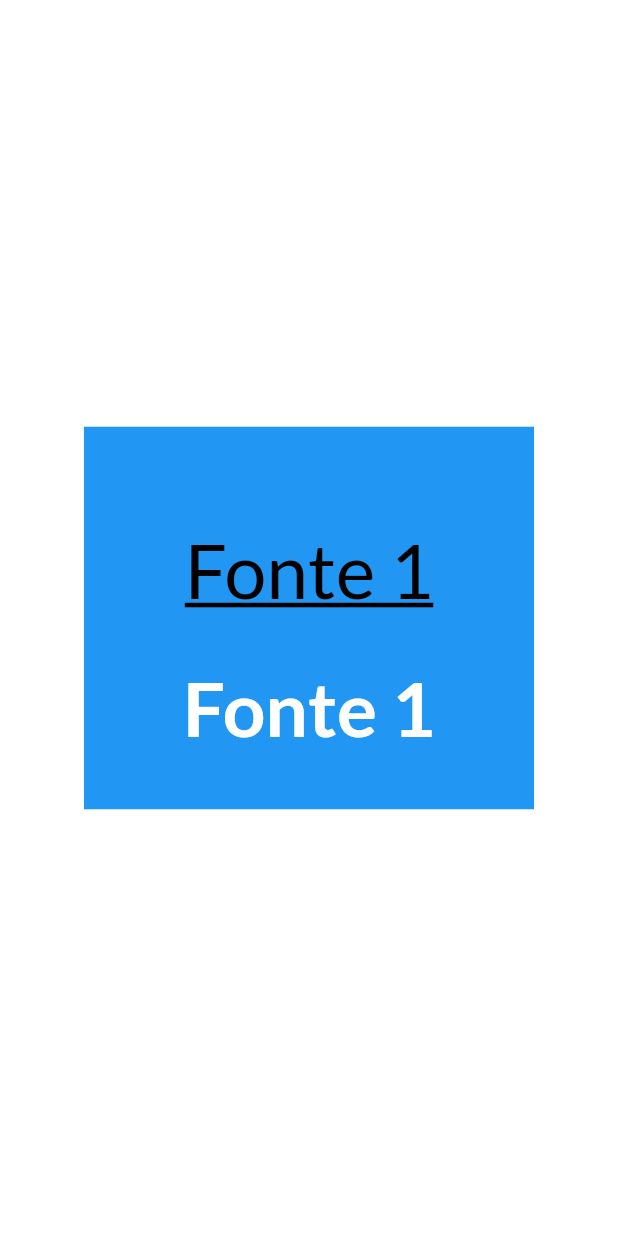
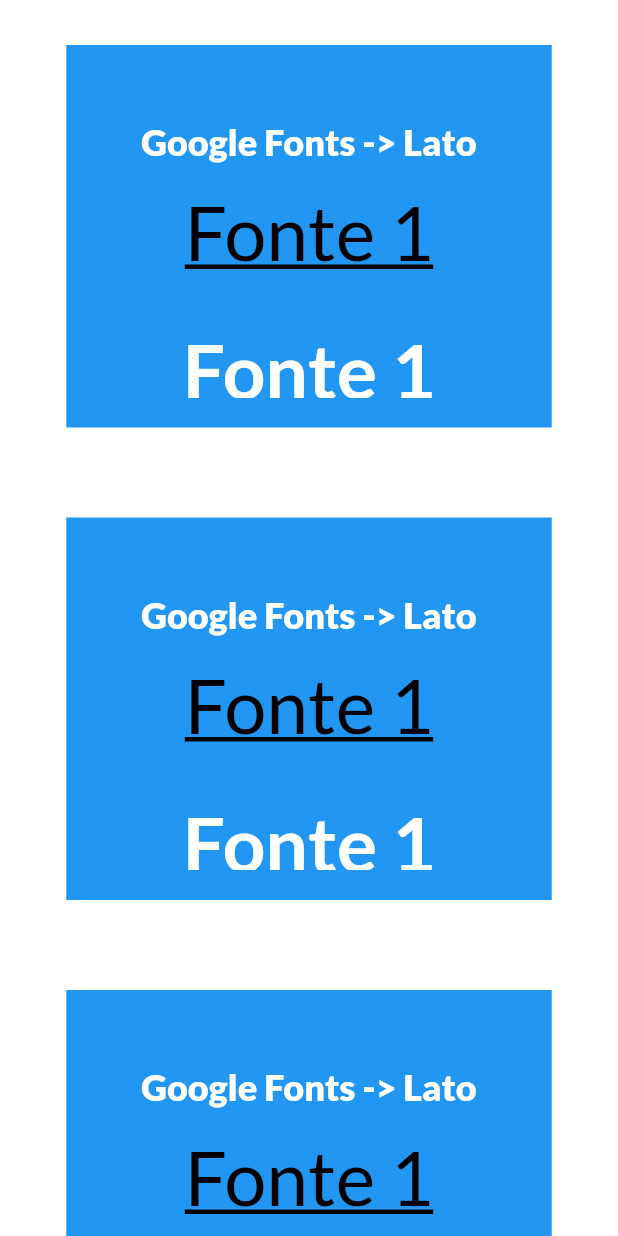
Before and after one commit to ireero/nessa_fonte, a Flutter app: the screen it shows after launch, after a tap on "Nessa Fonte", on a phone screen of 412 x 824 dp. Run offline on Flutter 3.47's test engine with Material 2 defaults, Android fonts, the light colour scheme and no system bars; our stand-ins replace google_fonts.

Commit message:
Ajustando Colunas responsáveis pela página de visualização das fontes.

```diff
--- a/lib/first_page.dart
+++ b/lib/first_page.dart
@@ -1,5 +1,6 @@
 import 'package:flutter/material.dart';
 import 'package:google_fonts/google_fonts.dart';
+import 'package:nessa_fonte/font_sware.dart';
 
 
 class FirstPage extends StatelessWidget {
@@ -13,68 +14,11 @@
     return Container(
       color: Colors.white,
       child: Center(
-        child: Container(
-          color: Colors.blue,
-          padding: const EdgeInsets.all(20),
-          height: 255,
-          child: SingleChildScrollView(
-            padding: const EdgeInsets.all(30),
-            scrollDirection: Axis.vertical,
-                  child: Column(
-                    mainAxisSize: MainAxisSize.min,
-                    mainAxisAlignment: MainAxisAlignment.spaceAround,
-                    children:  <Widget> [
-                      Padding(
-                        padding: const EdgeInsets.all(8.0),
-                        child: TextButton(
-                          onPressed: (){},
-                          child: Text('Fonte 1', style: GoogleFonts.lato(
-                            color: Colors.black,
-                            fontSize: 50,
-                            decoration: TextDecoration.underline,
-                            decorationColor: Colors.black,
-                          ),),
-                        ),
-                      ),
-                      Padding(
-                        padding: const EdgeInsets.all(8.0),
-                        child: TextButton(
-                          onPressed: () {},
-                          child: Text('Fonte 1', style: GoogleFonts.lato(
-                            color: Colors.white,
-                            fontSize: 50,
-                            fontWeight: FontWeight.bold,
-                            decoration: TextDecoration.none,
-                          ),),
-                        ),
-                      ),
-                      Padding(
-                        padding: const EdgeInsets.all(8.0),
-                        child: TextButton(
-                          onPressed: () {},
-                          child: Text('Fonte 1', style: GoogleFonts.lato(
-                            color: Colors.black,
-                            fontSize: 50,
-                            decoration: TextDecoration.none,
-                          ),),
-                        ),
-                      ),
-                      Padding(
-                        padding: const EdgeInsets.all(8.0),
-                        child: TextButton(
-                          onPressed: () {},
-                          child: Text('Fonte 1', style: GoogleFonts.lato(
-                            color: Colors.white,
-                            fontSize: 50,
-                            fontStyle: FontStyle.italic,
-                            decoration: TextDecoration.none,
-                          ),),
-                        ),
-                      ),
-                    ],
-                  ),
-            ),
+        child: SingleChildScrollView(
+          child: Column(
+            children: const [FontSquare(), FontSquare(), FontSquare(), FontSquare(), FontSquare()],
           ),
+        ),
       ),
     );
   }
--- /dev/null
+++ b/lib/font_sware.dart
@@ -0,0 +1,82 @@
+import 'package:flutter/material.dart';
+import 'package:google_fonts/google_fonts.dart';
+
+
+class FontSquare extends StatelessWidget {
+  const FontSquare({super.key});
+
+  @override
+  Widget build(context) {
+    return Container(
+      color: Colors.blue,
+      margin: const EdgeInsets.all(30),
+      padding: const EdgeInsets.all(20),
+      height: 255,
+      child: SingleChildScrollView(
+        padding: const EdgeInsets.all(30),
+        scrollDirection: Axis.vertical,
+        child: Column(
+          mainAxisSize: MainAxisSize.min,
+          mainAxisAlignment: MainAxisAlignment.spaceAround,
+          children:  <Widget> [
+            Text(
+              'Google Fonts -> Lato',
+              style: GoogleFonts.lato(
+                fontSize: 24,
+                decoration: TextDecoration.none,
+                color: Colors.white
+              ),
+            ),
+            Padding(
+              padding: const EdgeInsets.all(8.0),
+              child: TextButton(
+                onPressed: (){},
+                child: Text('Fonte 1', style: GoogleFonts.lato(
+                  color: Colors.black,
+                  fontSize: 50,
+                  decoration: TextDecoration.underline,
+                  decorationColor: Colors.black,
+                ),),
+              ),
+            ),
+            Padding(
+              padding: const EdgeInsets.all(8.0),
+              child: TextButton(
+                onPressed: () {},
+                child: Text('Fonte 1', style: GoogleFonts.lato(
+                  color: Colors.white,
+                  fontSize: 50,
+                  fontWeight: FontWeight.bold,
+                  decoration: TextDecoration.none,
+                ),),
+              ),
+            ),
+            Padding(
+              padding: const EdgeInsets.all(8.0),
+              child: TextButton(
+                onPressed: () {},
+                child: Text('Fonte 1', style: GoogleFonts.lato(
+                  color: Colors.black,
+                  fontSize: 50,
+                  decoration: TextDecoration.none,
+                ),),
+              ),
+            ),
+            Padding(
+              padding: const EdgeInsets.all(8.0),
+              child: TextButton(
+                onPressed: () {},
+                child: Text('Fonte 1', style: GoogleFonts.lato(
+                  color: Colors.white,
+                  fontSize: 50,
+                  fontStyle: FontStyle.italic,
+                  decoration: TextDecoration.none,
+                ),),
+              ),
+            ),
+          ],
+        ),
+      ),
+    );
+  }
+}
```
